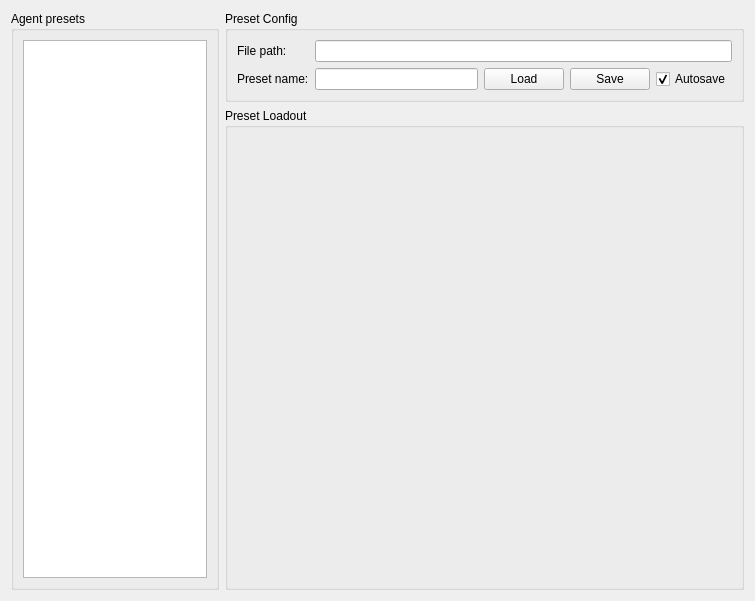
RLBot/RLBot, file RLBotFramework/gui/qt_gui/agent_customisation.ui: the form before one commit.
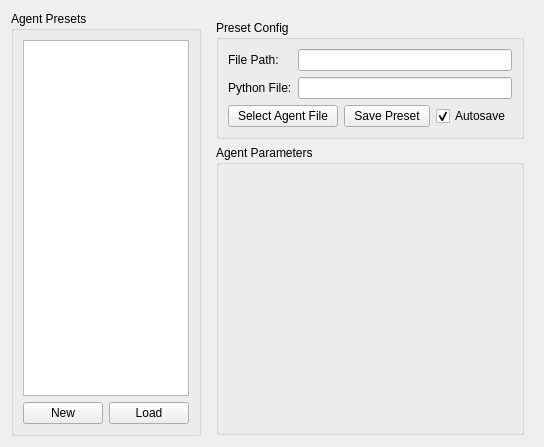
The form after the commit.

Patch:
```diff
--- a/RLBotFramework/gui/qt_gui/agent_customisation.ui
+++ b/RLBotFramework/gui/qt_gui/agent_customisation.ui
@@ -6,30 +6,62 @@
    <rect>
     <x>0</x>
     <y>0</y>
-    <width>755</width>
-    <height>601</height>
+    <width>544</width>
+    <height>447</height>
    </rect>
   </property>
   <property name="windowTitle">
    <string>Form</string>
   </property>
-  <layout class="QHBoxLayout" name="horizontalLayout" stretch="2,5">
+  <layout class="QHBoxLayout" name="horizontalLayout" stretch="1,2">
    <item>
     <widget class="QGroupBox" name="groupBox_3">
      <property name="title">
-      <string>Agent presets</string>
+      <string>Agent Presets</string>
      </property>
+     <layout class="QVBoxLayout" name="verticalLayout">
+      <item>
+       <widget class="QListWidget" name="presets_listwidget">
+        <property name="sizePolicy">
+         <sizepolicy hsizetype="Preferred" vsizetype="Expanding">
+          <horstretch>0</horstretch>
+          <verstretch>0</verstretch>
+         </sizepolicy>
+        </property>
+        <property name="minimumSize">
+         <size>
+          <width>150</width>
+          <height>0</height>
+         </size>
+        </property>
+       </widget>
+      </item>
+      <item>
      <layout class="QHBoxLayout" name="horizontalLayout_2">
       <item>
-       <widget class="QListWidget" name="presets_listwidget"/>
-      </item>
-     </layout>
+         <widget class="QPushButton" name="preset_new_pushbutton">
+          <property name="text">
+           <string>New</string>
+          </property>
+         </widget>
+        </item>
+        <item>
+         <widget class="QPushButton" name="preset_load_pushbutton">
+          <property name="text">
+           <string>Load</string>
+          </property>
+         </widget>
+        </item>
+       </layout>
+      </item>
+     </layout>
     </widget>
    </item>
    <item>
+    <widget class="QFrame" name="right_frame">
     <layout class="QVBoxLayout" name="verticalLayout_4" stretch="0,1">
      <property name="bottomMargin">
-      <number>0</number>
+       <number>1</number>
      </property>
      <item>
       <widget class="QGroupBox" name="groupBox_2">
@@ -43,22 +75,25 @@
         <string>Preset Config</string>
        </property>
        <layout class="QGridLayout" name="gridLayout_2">
-        <item row="4" column="0">
-         <widget class="QLabel" name="label_16">
+         <item row="6" column="0">
+          <widget class="QLabel" name="label">
           <property name="text">
-           <string>Preset name:</string>
+            <string>Python File:</string>
           </property>
          </widget>
         </item>
-        <item row="4" column="3">
-         <widget class="QPushButton" name="cfg_save_pushbutton">
+         <item row="3" column="0">
+          <widget class="QLabel" name="label_17">
           <property name="text">
-           <string>Save</string>
+            <string>File Path:</string>
           </property>
          </widget>
         </item>
-        <item row="4" column="4">
-         <widget class="QCheckBox" name="cfg_autosave_checkbox">
+         <item row="6" column="1" colspan="4">
+          <widget class="QLineEdit" name="preset_python_file_lineedit"/>
+         </item>
+         <item row="7" column="4">
+          <widget class="QCheckBox" name="preset_autosave_checkbox">
           <property name="text">
            <string>Autosave</string>
           </property>
@@ -67,20 +102,17 @@
           </property>
          </widget>
         </item>
-        <item row="4" column="2">
-         <widget class="QPushButton" name="cfg_load_pushbutton">
+         <item row="7" column="2" colspan="2">
+          <widget class="QPushButton" name="preset_save_pushbutton">
           <property name="text">
-           <string>Load</string>
+            <string>Save Preset</string>
           </property>
          </widget>
         </item>
-        <item row="4" column="1">
-         <widget class="QLineEdit" name="lineEdit"/>
-        </item>
-        <item row="3" column="0">
-         <widget class="QLabel" name="label_17">
+         <item row="7" column="0" colspan="2">
+          <widget class="QPushButton" name="python_file_select_button">
           <property name="text">
-           <string>File path:</string>
+            <string>Select Agent File</string>
           </property>
          </widget>
         </item>
@@ -93,19 +125,12 @@
      <item>
       <widget class="QGroupBox" name="groupBox">
        <property name="title">
-        <string>Preset Loadout</string>
-       </property>
-       <layout class="QGridLayout" name="gridLayout" columnstretch="0">
-        <property name="topMargin">
-         <number>0</number>
-        </property>
-        <property name="bottomMargin">
-         <number>8</number>
-        </property>
-       </layout>
+         <string>Agent Parameters</string>
+        </property>
       </widget>
      </item>
     </layout>
+    </widget>
    </item>
   </layout>
  </widget>
```
Left out of the diff: 10 changed lines with no effect on the pictures. Lines whose indentation alone changed are shown as unchanged.
